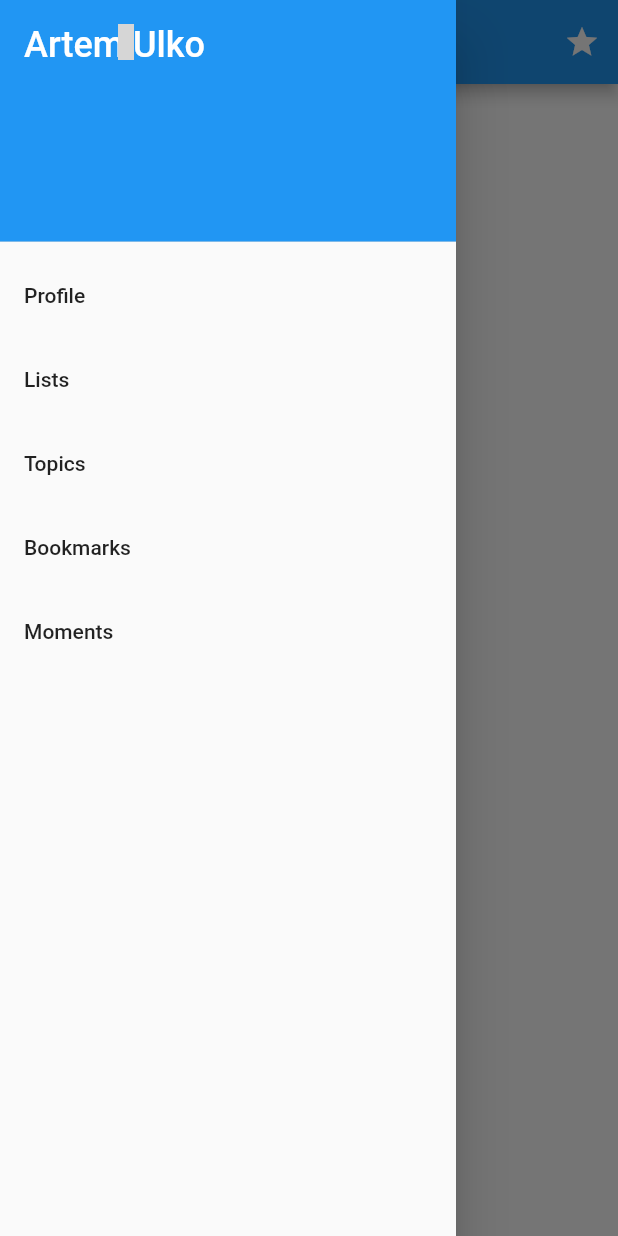
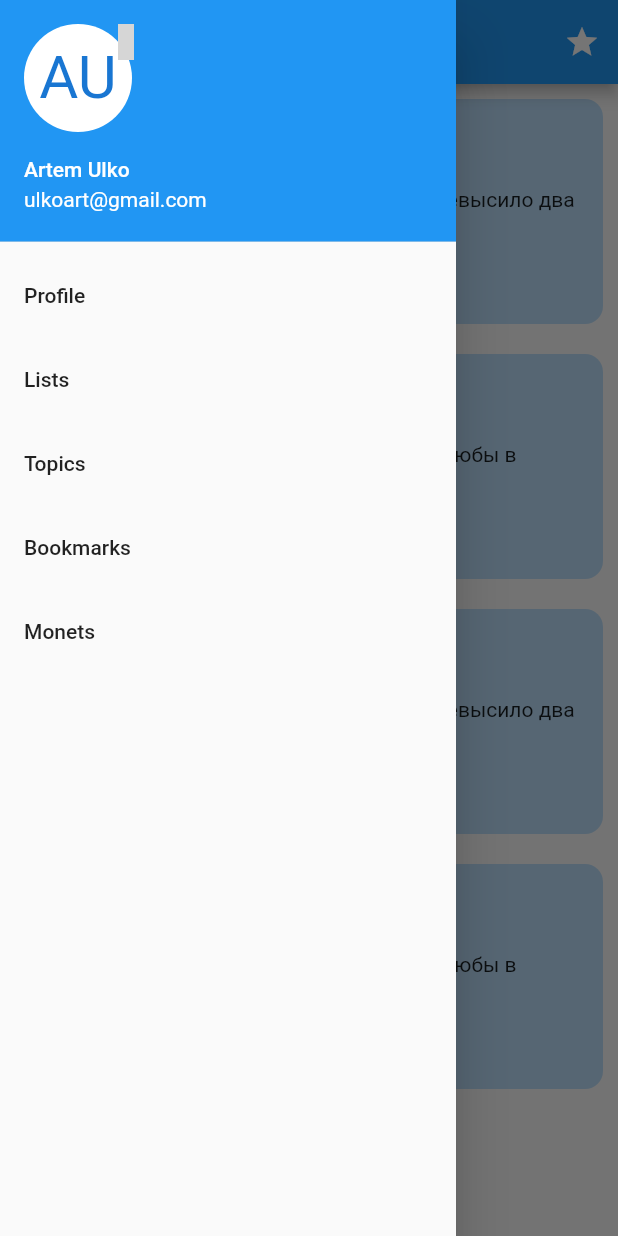
Before and after one commit to ulkoart/ud905, a Flutter app: the screen it shows after launch, in the side drawer, after a tap on "Profile", on a phone screen of 412 x 824 dp. Run offline on Flutter 3.47's test engine with Material 2 defaults, Android fonts, the phone set to English and light mode, and no system bars; our stand-ins replace eva_icons_flutter; grey boxes are pictures that could not be loaded.

Commit message:
update twitterLikeApp

```diff
--- /dev/null
+++ b/re_implement/lib/drawer_list.dart
@@ -0,0 +1,55 @@
+import 'package:flutter/material.dart';
+
+class DrawerMenuListItem extends StatelessWidget {
+  final String name;
+
+  const DrawerMenuListItem({
+    Key key,
+    @required this.name,
+  });
+
+  @override
+  Widget build(BuildContext context) {
+    return ListTile(
+      title: Text(name),
+      onTap: () {
+        print('item tapped');
+      },
+    );
+  }
+}
+
+class DrawerMenuList extends StatelessWidget {
+  const DrawerMenuList();
+
+  static const _itemsNames = <String>[
+    'Profile',
+    'Lists',
+    'Topics',
+    'Bookmarks',
+    'Monets'
+  ];
+
+  Widget _buildMenuItemsWidgets(List<Widget> items) {
+    return ListView.builder(
+      itemBuilder: (BuildContext context, int index) => items[index],
+      itemCount: items.length,
+    );
+  }
+
+  @override
+  Widget build(BuildContext context) {
+    final items = <DrawerMenuListItem>[];
+
+    for (var i = 0; i < _itemsNames.length; i++) {
+      items.add(DrawerMenuListItem(name: _itemsNames[i]));
+    }
+
+    final listView = Container(
+      height: double.maxFinite,
+      child: _buildMenuItemsWidgets(items),
+    );
+
+    return listView;
+  }
+}
--- a/re_implement/lib/main.dart
+++ b/re_implement/lib/main.dart
@@ -1,5 +1,7 @@
 import 'package:flutter/material.dart';
 import 'package:eva_icons_flutter/eva_icons_flutter.dart';
+import 'package:re_implement/drawer_list.dart';
+import 'package:re_implement/newsfeed.dart';
 
 void main() {
   runApp(MyApp());
@@ -17,50 +19,30 @@ class MyApp extends StatelessWidget {
 }
 
 class TwitterLikeApp extends StatelessWidget {
+
+
+
   @override
   Widget build(BuildContext context) {
     return Scaffold(
       appBar: AppBar(title: Icon(EvaIcons.twitter), actions: <Widget>[
         IconButton(icon: Icon(Icons.star), onPressed: () => {})
       ]),
-      body: Center(
-        child: Container(
-          color: Colors.white,
-          child: Center(
-              child: Text(
-            'Hello!',
-            style: TextStyle(fontSize: 40.0),
-          )),
-        ),
-      ),
+      body: Newsfeed(),
       drawer: Drawer(
         child: ListView(children: <Widget>[
-          DrawerHeader(
-            child: Text('Artem Ulko', style: TextStyle(fontSize: 24, color: Colors.white),),
-            decoration: BoxDecoration(
-              color: Colors.blue,
+          UserAccountsDrawerHeader(
+            accountName: Text("Artem Ulko"),
+            accountEmail: Text("ulkoart@gmail.com"),
+            currentAccountPicture: CircleAvatar(
+              backgroundColor:Colors.white,
+              child: Text(
+                "AU",
+                style: TextStyle(fontSize: 40.0),
+              ),
             ),
           ),
-          ListTile(
-            title: Text('Profile'),
-            onTap: () { print('item tapped'); },
-          ),
-          ListTile(
-            title: Text('Lists'),
-            onTap: () { print('item tapped'); },
-          ),
-          ListTile(
-            title: Text('Topics'),
-            onTap: () { print('item tapped'); },
-          ),
-          ListTile(
-            title: Text('Bookmarks'),
-            onTap: () { print('item tapped'); },
-          ),
-          ListTile(
-            title: Text('Moments'),
-            onTap: () { print('item tapped'); },
-          ),
+          DrawerMenuList(),
         ]),
       ),
     );
--- /dev/null
+++ b/re_implement/lib/newsfeed.dart
@@ -0,0 +1,70 @@
+import 'package:flutter/material.dart';
+
+class NewsfeedItem extends StatelessWidget {
+  final String title;
+
+  const NewsfeedItem({
+    Key key,
+    @required this.title,
+  });
+
+  @override
+  Widget build(BuildContext context) {
+    final _itemColor = Colors.blue[100];
+
+    return Container(
+      decoration: BoxDecoration(
+        color: _itemColor,
+        borderRadius: BorderRadius.circular(12),
+      ),
+      height: 150,
+      margin: EdgeInsets.all(10.0),
+      child: Center(
+        child: Container(
+          child: Text(title,),
+        ),
+      ),
+    );
+  }
+}
+
+class Newsfeed extends StatelessWidget {
+  final _posts = <Map>[
+    {
+      "title":
+          "Общее число случаев COVID-19 в России превысило два миллиона - РИА НОВОСТИ"
+    },
+    {
+      "title":
+          "Черчесов прокомментировал отсутствие Дзюбы в решающих матчах Лиги наций - Lenta.ru"
+    },
+    {
+      "title":
+      "Общее число случаев COVID-19 в России превысило два миллиона - РИА НОВОСТИ"
+    },
+    {
+      "title":
+      "Черчесов прокомментировал отсутствие Дзюбы в решающих матчах Лиги наций - Lenta.ru"
+    },
+  ];
+
+  Widget _buildNewsfeedItemsWidgets(List<Widget> items) {
+    return ListView.builder(
+      itemBuilder: (BuildContext context, int index) => items[index],
+      itemCount: items.length,
+    );
+  }
+
+  @override
+  Widget build(BuildContext context) {
+    final items = <NewsfeedItem>[];
+
+    for (var i = 0; i < _posts.length; i++) {
+      items.add(NewsfeedItem(title: _posts[i]["title"]));
+    }
+
+    final listView = _buildNewsfeedItemsWidgets(items);
+
+    return listView;
+  }
+}
```
